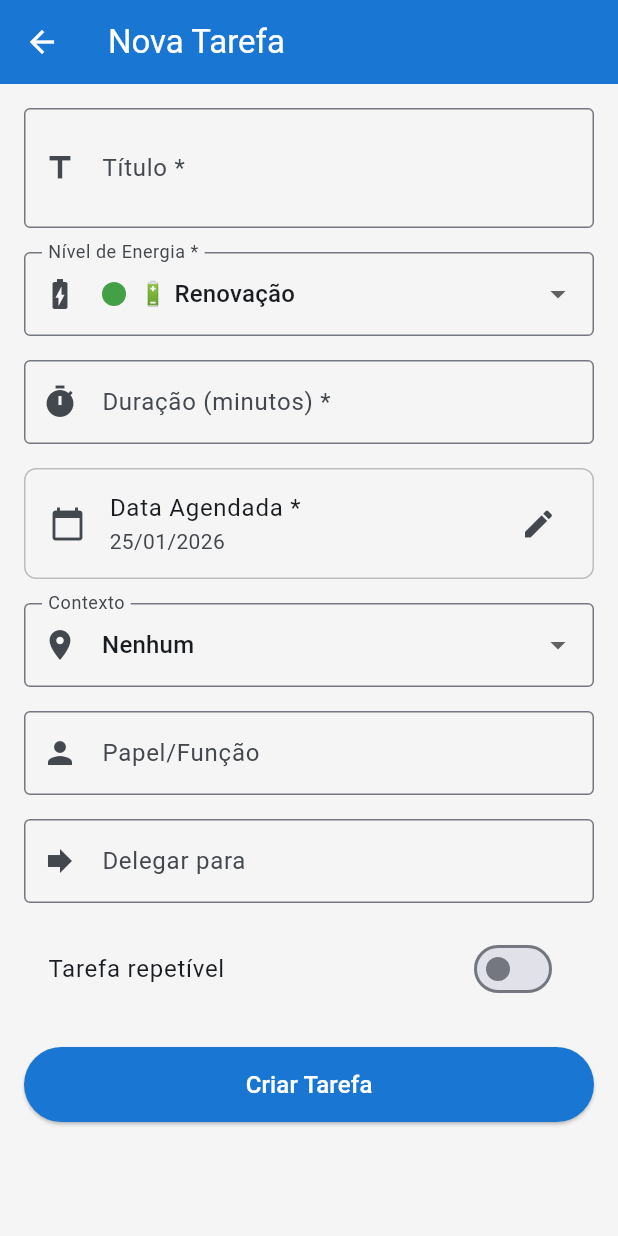
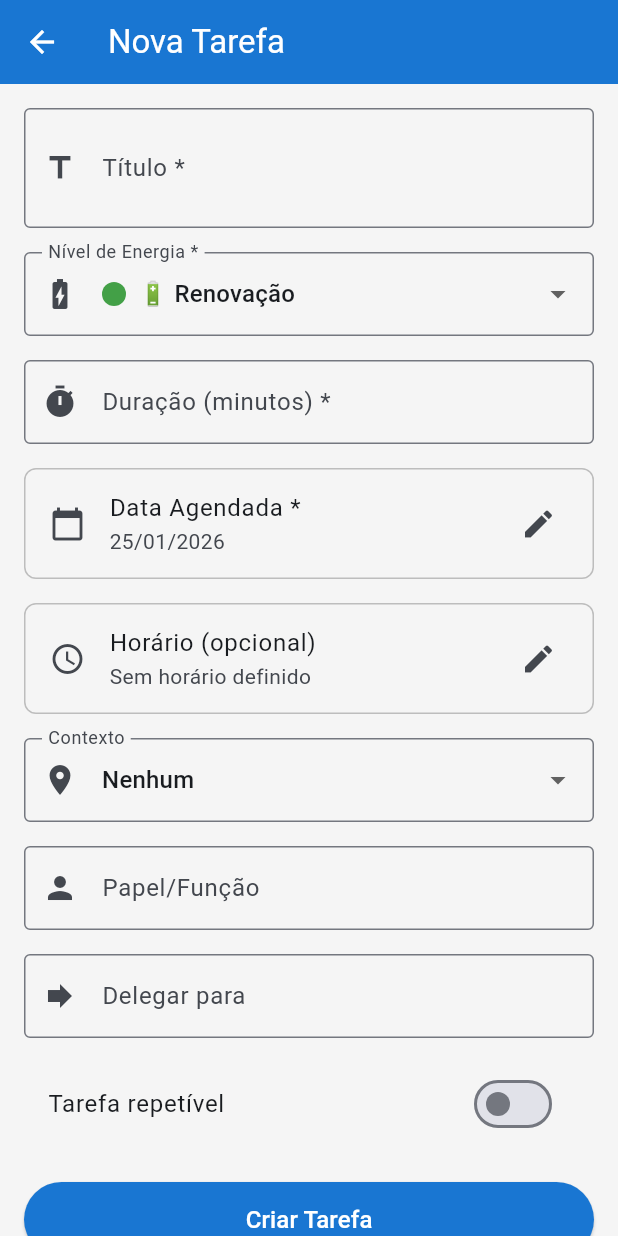
Before and after one commit to mathlaza/triade, a Flutter app: the DailyViewScreen screen opened directly, after a tap on the "add" icon, on a phone screen of 412 x 824 dp. Run offline on Flutter 3.47's test engine with Material 3 defaults, Android fonts, the phone set to English and light mode, and no system bars; our stand-ins replace fl_chart, flutter_secure_storage, image_picker; accounts and stored records are empty; network calls fail.

Commit message:
adiciona horário nas tasks

```diff
--- a/triade-frontend/triade_app/lib/models/task.dart
+++ b/triade-frontend/triade_app/lib/models/task.dart
@@ -7,6 +7,7 @@ class Task {
   final int durationMinutes;
   final TaskStatus status;
   final DateTime dateScheduled;
+  final String? scheduledTime; // HH:MM format
   final String? roleTag;
   final String? contextTag;
   final String? delegatedTo;
@@ -24,6 +25,7 @@ class Task {
     required this.durationMinutes,
     required this.status,
     required this.dateScheduled,
+    this.scheduledTime,
     this.roleTag,
     this.contextTag,
     this.delegatedTo,
@@ -44,6 +46,7 @@ class Task {
       durationMinutes: json['duration_minutes'],
       status: TaskStatus.fromString(json['status']),
       dateScheduled: DateTime.parse(json['date_scheduled']),
+      scheduledTime: json['scheduled_time'],
       roleTag: json['role_tag'],
       contextTag: json['context_tag'],
       delegatedTo: json['delegated_to'],
@@ -68,6 +71,7 @@ class Task {
     'duration_minutes': durationMinutes,
     'date_scheduled': _formatDate(dateScheduled),
     'status': status.value,
+    if (scheduledTime != null) 'scheduled_time': scheduledTime,
     if (roleTag != null) 'role_tag': roleTag,
     if (contextTag != null) 'context_tag': contextTag,
     if (delegatedTo != null) 'delegated_to': delegatedTo,
@@ -109,6 +113,8 @@ class Task {
     int? durationMinutes,
     TaskStatus? status,
     DateTime? dateScheduled,
+    String? scheduledTime,
+    bool clearScheduledTime = false,
     String? roleTag,
     String? contextTag,
     String? delegatedTo,
@@ -126,6 +132,7 @@ class Task {
       durationMinutes: durationMinutes ?? this.durationMinutes,
       status: status ?? this.status,
       dateScheduled: dateScheduled ?? this.dateScheduled,
+      scheduledTime: clearScheduledTime ? null : (scheduledTime ?? this.scheduledTime),
       roleTag: roleTag ?? this.roleTag,
       contextTag: contextTag ?? this.contextTag,
       delegatedTo: delegatedTo ?? this.delegatedTo,
--- a/triade-frontend/triade_app/lib/providers/task_provider.dart
+++ b/triade-frontend/triade_app/lib/providers/task_provider.dart
@@ -35,15 +35,39 @@ class TaskProvider with ChangeNotifier {
   // Getters - FOLLOW-UP
   List<Task> get delegatedTasks => _delegatedTasks;
 
-  // Filtros para Daily View
-  List<Task> get highEnergyTasks =>
-      _dailyTasks.where((t) => t.energyLevel == EnergyLevel.highEnergy).toList();
+  // Filtros para Daily View (COM ORDENAÇÃO POR HORÁRIO)
+  List<Task> get highEnergyTasks => _sortTasksByScheduledTime(
+      _dailyTasks.where((t) => t.energyLevel == EnergyLevel.highEnergy).toList());
 
-  List<Task> get renewalTasks =>
-      _dailyTasks.where((t) => t.energyLevel == EnergyLevel.renewal).toList();
+  List<Task> get renewalTasks => _sortTasksByScheduledTime(
+      _dailyTasks.where((t) => t.energyLevel == EnergyLevel.renewal).toList());
 
-  List<Task> get lowEnergyTasks =>
-      _dailyTasks.where((t) => t.energyLevel == EnergyLevel.lowEnergy).toList();
+  List<Task> get lowEnergyTasks => _sortTasksByScheduledTime(
+      _dailyTasks.where((t) => t.energyLevel == EnergyLevel.lowEnergy).toList());
+
+  /// Ordena tarefas: horário agendado (mais cedo primeiro), depois sem horário, depois por contexto
+  List<Task> _sortTasksByScheduledTime(List<Task> tasks) {
+    tasks.sort((a, b) {
+      // 1. Primeiro: tarefas com horário vs sem horário
+      final aHasTime = a.scheduledTime != null;
+      final bHasTime = b.scheduledTime != null;
+
+      if (aHasTime && !bHasTime) return -1; // a tem horário, b não -> a vem primeiro
+      if (!aHasTime && bHasTime) return 1;  // b tem horário, a não -> b vem primeiro
+
+      // 2. Se ambas têm horário, ordena por horário (mais cedo primeiro)
+      if (aHasTime && bHasTime) {
+        final comparison = a.scheduledTime!.compareTo(b.scheduledTime!);
+        if (comparison != 0) return comparison;
+      }
+
+      // 3. Se empate ou ambas sem horário, ordena por contexto
+      final aContext = a.contextTag ?? '';
+      final bContext = b.contextTag ?? '';
+      return aContext.compareTo(bContext);
+    });
+    return tasks;
+  }
 
 
   // ✅ NOVO: Getters eficientes para horas completadas por categoria
--- a/triade-frontend/triade_app/lib/screens/add_task_screen.dart
+++ b/triade-frontend/triade_app/lib/screens/add_task_screen.dart
@@ -30,6 +30,7 @@ class _AddTaskScreenState extends State<AddTaskScreen> {
   EnergyLevel _selectedEnergyLevel = EnergyLevel.renewal;
   String? _selectedContext;
   DateTime? _selectedDate;
+  TimeOfDay? _selectedTime; // Horário agendado (opcional)
   DateTime? _followUpDate;
   bool _isRepeatable = false;
   bool _originalIsRepeatable = false; // trava o valor ao editar
@@ -53,6 +54,17 @@ void initState() {
     _delegatedToController.text = task.delegatedTo ?? '';
     _isDelegated = task.delegatedTo != null && task.delegatedTo!.isNotEmpty;
     _followUpDate = task.followUpDate;
+
+    // Parse scheduled_time se existir
+    if (task.scheduledTime != null) {
+      final parts = task.scheduledTime!.split(':');
+      if (parts.length == 2) {
+        _selectedTime = TimeOfDay(
+          hour: int.parse(parts[0]),
+          minute: int.parse(parts[1]),
+        );
+      }
+    }
 
     _isRepeatable = task.isRepeatable;
     _originalIsRepeatable = task.isRepeatable;
@@ -120,6 +132,9 @@ void initState() {
         durationMinutes: int.parse(_durationController.text),
         status: isDelegated ? TaskStatus.delegated : TaskStatus.active,
         dateScheduled: _selectedDate!,
+        scheduledTime: _selectedTime != null
+            ? '${_selectedTime!.hour.toString().padLeft(2, '0')}:${_selectedTime!.minute.toString().padLeft(2, '0')}'
+            : null,
         roleTag: _roleTagController.text.trim().isNotEmpty
             ? _roleTagController.text.trim()
             : null,
@@ -144,6 +159,9 @@ void initState() {
       'title': _titleController.text.trim(),
       'energy_level': _selectedEnergyLevel.value,
       'duration_minutes': int.parse(_durationController.text),
+      'scheduled_time': _selectedTime != null
+          ? '${_selectedTime!.hour.toString().padLeft(2, '0')}:${_selectedTime!.minute.toString().padLeft(2, '0')}'
+          : null,
       'role_tag': _roleTagController.text.trim().isNotEmpty
           ? _roleTagController.text.trim()
           : null,
@@ -187,6 +205,7 @@ void initState() {
         durationMinutes: taskData['duration_minutes'],
         status: isDelegated ? TaskStatus.delegated : TaskStatus.active,
         dateScheduled: _selectedDate!,
+        scheduledTime: taskData['scheduled_time'],
         roleTag: taskData['role_tag'],
         contextTag: taskData['context_tag'],
         delegatedTo: isDelegated ? delegatedToSend : null,
@@ -348,6 +367,45 @@ void initState() {
           }
         },
 ),
+
+                    const SizedBox(height: 16),
+
+                    // Horário Agendado (opcional)
+                    ListTile(
+                      title: const Text('Horário (opcional)'),
+                      subtitle: Text(
+                        _selectedTime != null
+                            ? '${_selectedTime!.hour.toString().padLeft(2, '0')}:${_selectedTime!.minute.toString().padLeft(2, '0')}'
+                            : 'Sem horário definido',
+                      ),
+                      leading: const Icon(Icons.access_time),
+                      trailing: Row(
+                        mainAxisSize: MainAxisSize.min,
+                        children: [
+                          if (_selectedTime != null)
+                            IconButton(
+                              icon: const Icon(Icons.clear, color: Colors.red),
+                              onPressed: () {
+                                setState(() => _selectedTime = null);
+                              },
+                            ),
+                          const Icon(Icons.edit),
+                        ],
+                      ),
+                      shape: RoundedRectangleBorder(
+                        borderRadius: BorderRadius.circular(8),
+                        side: BorderSide(color: Colors.grey[400]!),
+                      ),
+                      onTap: () async {
+                        final time = await showTimePicker(
+                          context: context,
+                          initialTime: _selectedTime ?? TimeOfDay.now(),
+                        );
+                        if (time != null) {
+                          setState(() => _selectedTime = time);
+                        }
+                      },
+                    ),
 
                     const SizedBox(height: 16),
 
```
Also changed, not shown: triade-frontend/triade_app/lib/screens/weekly_planning_screen.dart (+20 -1 lines), triade-frontend/triade_app/lib/widgets/task_card.dart (+40 -0 lines), triade-frontend/triade_app/pubspec.yaml (+7 -2 lines), triade-frontend/triade_app/assets/triade_foreground.png (added), 16 other files.
